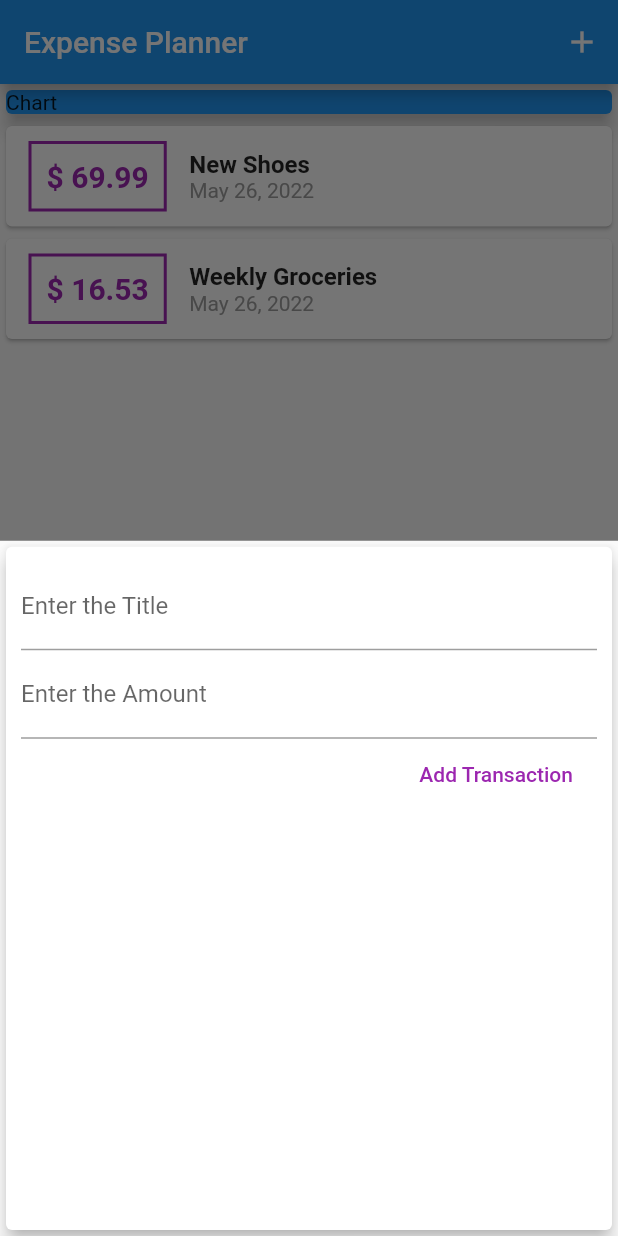
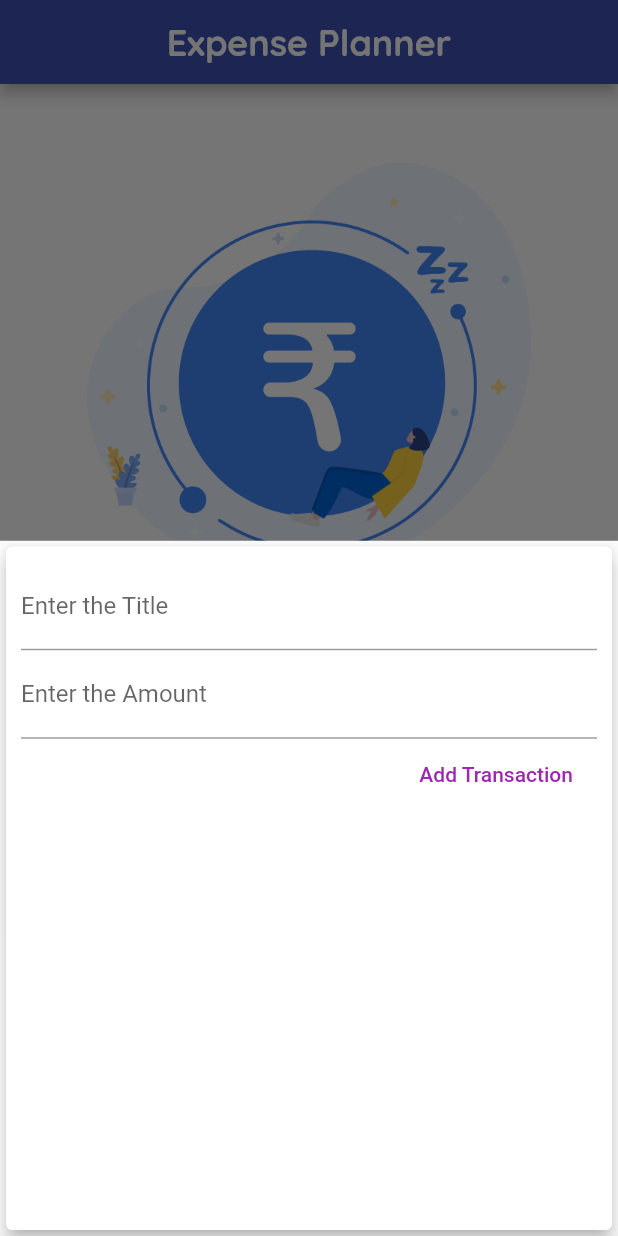
Before and after one commit to rajput-hemant/expense-tracker, a Flutter app: the screen it shows after launch, after a tap on the "add" icon, on a phone screen of 412 x 824 dp. Run offline on Flutter 3.47's test engine with Material 2 defaults, Android fonts, the phone set to English and light mode, and no system bars.

Commit message:
Styled and configured theme, added fonts and image

```diff
--- a/lib/main.dart
+++ b/lib/main.dart
@@ -10,7 +10,31 @@ class MyApp extends StatelessWidget {
   @override
   Widget build(BuildContext context) {
     return MaterialApp(
+      debugShowCheckedModeBanner: false,
       title: 'Expense Planner',
+      theme: ThemeData(
+        primarySwatch: Colors.indigo,
+        accentColor: Colors.indigoAccent,
+        visualDensity: VisualDensity.adaptivePlatformDensity,
+        fontFamily: 'Quicksand',
+        textTheme: ThemeData.light().textTheme.copyWith(
+                headline6: TextStyle(
+              fontWeight: FontWeight.bold,
+              fontSize: 18,
+            )),
+        appBarTheme: AppBarTheme(
+          titleTextStyle: ThemeData.light()
+              .textTheme
+              .copyWith(
+                headline6: TextStyle(
+                  fontFamily: 'Quicksand',
+                  fontSize: 24,
+                  fontWeight: FontWeight.bold,
+                ),
+              )
+              .headline6,
+        ),
+      ),
       home: MyHomePage(),
     );
   }
@@ -23,18 +47,18 @@ class MyHomePage extends StatefulWidget {
 
 class _MyHomePageState extends State<MyHomePage> {
   final List<Transaction> _userTransactions = [
-    Transaction(
-      id: 't1',
-      title: 'New Shoes',
-      amount: 69.99,
-      date: DateTime.now(),
-    ),
-    Transaction(
-      id: 't2',
-      title: 'Weekly Groceries',
-      amount: 16.53,
-      date: DateTime.now(),
-    ),
+    // Transaction(
+    //   id: 't1',
+    //   title: 'New Shoes',
+    //   amount: 69.99,
+    //   date: DateTime.now(),
+    // ),
+    // Transaction(
+    //   id: 't2',
+    //   title: 'Weekly Groceries',
+    //   amount: 16.53,
+    //   date: DateTime.now(),
+    // ),
   ];
 
   void _addNewTransaction(String title, double amount) {
@@ -62,13 +86,10 @@ class _MyHomePageState extends State<MyHomePage> {
   @override
   Widget build(BuildContext context) {
     return Scaffold(
+      backgroundColor: Colors.white,
       appBar: AppBar(
         title: Text('Expense Planner'),
-        actions: [
-          IconButton(
-              onPressed: () => _startAddNewTransaction(context),
-              icon: Icon(Icons.add))
-        ],
+        centerTitle: true,
       ),
       body: SingleChildScrollView(
         child: Column(
@@ -77,11 +98,13 @@ class _MyHomePageState extends State<MyHomePage> {
           children: [
             Container(
               width: double.infinity,
-              child: Card(
-                color: Colors.blue,
-                child: Text('Chart'),
-                elevation: 5,
-              ),
+              child: _userTransactions.isEmpty
+                  ? null
+                  : Card(
+                      color: Colors.blue,
+                      child: Text('Chart'),
+                      elevation: 5,
+                    ),
             ),
             TransactionList(_userTransactions),
           ],
--- a/lib/widgets/transaction_list.dart
+++ b/lib/widgets/transaction_list.dart
@@ -10,18 +10,38 @@ class TransactionList extends StatelessWidget {
   @override
   Widget build(BuildContext context) {
     return Container(
+      height: 500,
+      child: transactions.isEmpty
+          ? Column(
+              children: [
+                Padding(padding: EdgeInsets.all(20)),
+                Container(
                   height: 300,
-      child: ListView.builder(
+                  child: Image.asset(
+                    'assets/images/notransactions.png',
+                    fit: BoxFit.cover,
+                  ),
+                ),
+                Padding(padding: EdgeInsets.all(20)),
+                Text(
+                  'No transaction added yet!',
+                  style: Theme.of(context).textTheme.headline6,
+                  textScaleFactor: 1.25,
+                ),
+              ],
+            )
+          : ListView.builder(
               itemCount: transactions.length,
               itemBuilder: (currentTransaction, index) {
                 return Card(
                   child: Row(
                     children: [
                       Container(
-                  margin: EdgeInsets.symmetric(vertical: 10, horizontal: 15),
+                        margin:
+                            EdgeInsets.symmetric(vertical: 10, horizontal: 15),
                         decoration: BoxDecoration(
                           border: Border.all(
-                      color: Colors.purple,
+                            color: Theme.of(context).primaryColor,
                             width: 2,
                           ),
                         ),
@@ -31,20 +51,15 @@ class TransactionList extends StatelessWidget {
                           style: TextStyle(
                             fontWeight: FontWeight.bold,
                             fontSize: 20,
-                      color: Colors.purple,
+                            color: Theme.of(context).primaryColor,
                           ),
                         ),
                       ),
                       Column(
                         crossAxisAlignment: CrossAxisAlignment.start,
                         children: [
-                    Text(
-                      transactions[index].title,
-                      style: TextStyle(
-                        fontSize: 16,
-                        fontWeight: FontWeight.bold,
-                      ),
-                    ),
+                          Text(transactions[index].title,
+                              style: Theme.of(context).textTheme.headline6),
                           Text(
                             DateFormat.yMMMd().format(transactions[index].date),
                             style: TextStyle(
```
Lines whose indentation alone changed are shown as unchanged.
